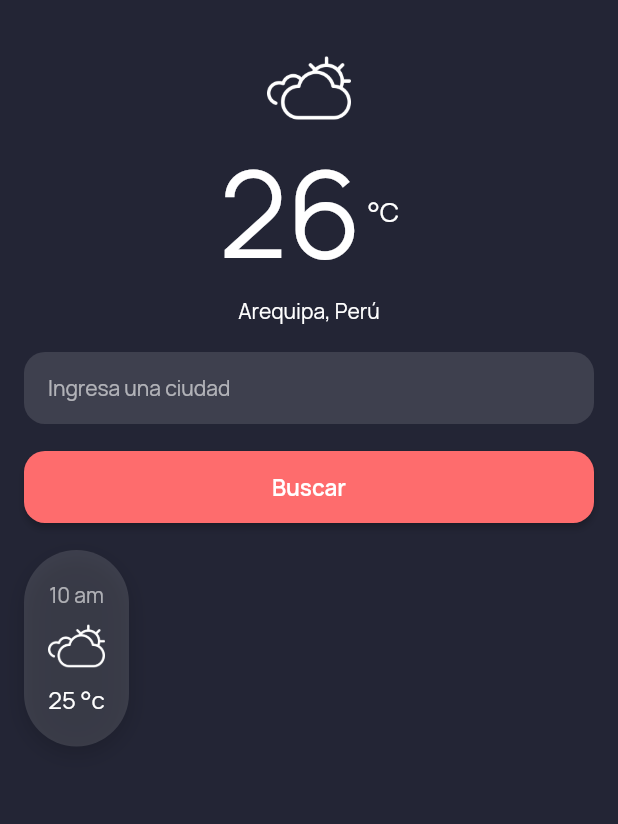
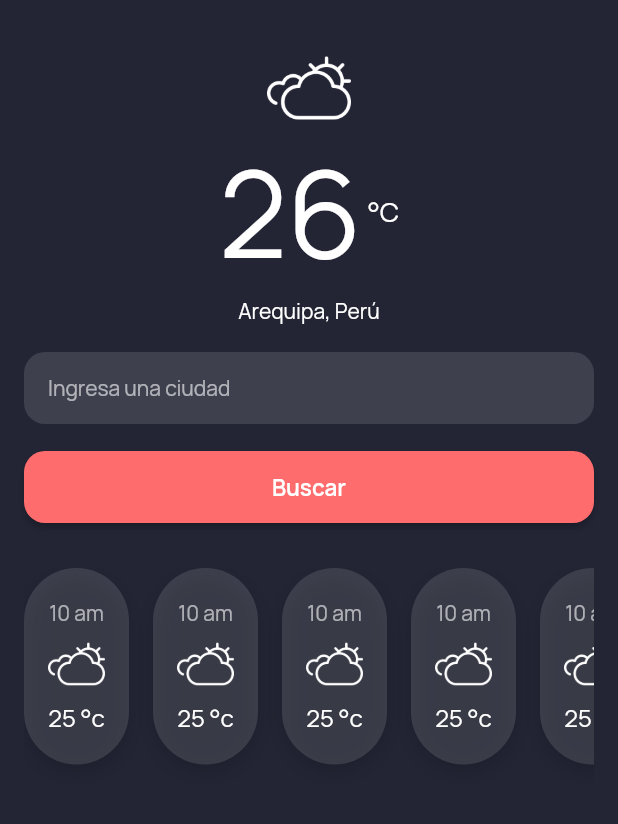
Before and after one commit to ehbarrionuevo/flutter_codigo2_weatherapp, a Flutter app: the screen it shows after launch, on a phone screen of 412 x 824 dp, the part 62-886 px from its top. Run offline on Flutter 3.47's test engine with Material 2 defaults, Android fonts, the phone set to English and light mode, and no system bars; our stand-ins replace google_fonts.

Commit message:
Input ciudad 5

```diff
--- a/lib/pages/home_page.dart
+++ b/lib/pages/home_page.dart
@@ -1,3 +1,4 @@
+import 'package:codigo2_weatherapp/ui/widgets/item_forecast_widget.dart';
 import 'package:flutter/material.dart';
 
 class HomePage extends StatelessWidget {
@@ -121,54 +122,21 @@ class HomePage extends StatelessWidget {
               ),
             ),
             SizedBox(
-              height: 18.0,
+              height: 30.0,
             ),
-            Row(
-              children: [
-                Container(
-                  padding: EdgeInsets.symmetric(vertical: 20.0, horizontal: 16.0),
-                  decoration: BoxDecoration(
-                    color: Colors.white.withOpacity(0.12),
-                    borderRadius: BorderRadius.circular(50.0),
-                    boxShadow: [
-                      BoxShadow(
-                        color: Colors.black.withOpacity(0.16),
-                        offset: const Offset(0, 5),
-                        blurRadius: 12.0
-                      ),
-                    ],
-                  ),
-                  child: Column(
-                    children: [
-                      Text(
-                        "10 am",
-                        style: TextStyle(
-                          color: Colors.white60,
-                          fontSize: 14.0
-                        ),
-                      ),
-                      SizedBox(
-                        height: 6.0,
-                      ),
-                      Image.asset(
-                        'assets/images/dom.png',
-                        height: 38,
-                        color: Colors.white,
-                      ),
-                      SizedBox(
-                        height: 6.0,
-                      ),
-                      Text(
-                        "25 °c",
-                        style: TextStyle(
-                            color: Colors.white,
-                            fontSize: 16.0
-                        ),
-                      ),
-                    ],
-                  ),
-                ),
-              ],
+            SingleChildScrollView(
+              physics: const BouncingScrollPhysics(),
+              scrollDirection: Axis.horizontal,
+              child: Row(
+                children: [
+                  ItemForecastWidget(),
+                  ItemForecastWidget(),
+                  ItemForecastWidget(),
+                  ItemForecastWidget(),
+                  ItemForecastWidget(),
+                  ItemForecastWidget(),
+                ],
+              ),
             ),
           ],
         ),
--- /dev/null
+++ b/lib/ui/widgets/item_forecast_widget.dart
@@ -0,0 +1,55 @@
+
+
+import 'package:flutter/material.dart';
+
+class ItemForecastWidget extends StatelessWidget {
+  const ItemForecastWidget({Key? key}) : super(key: key);
+
+  @override
+  Widget build(BuildContext context) {
+    return Container(
+      margin: const EdgeInsets.only(right: 16.0, bottom: 13.0),
+      padding: const EdgeInsets.symmetric(vertical: 20.0, horizontal: 16.0),
+      decoration: BoxDecoration(
+        color: Colors.white.withOpacity(0.12),
+        borderRadius: BorderRadius.circular(50.0),
+        boxShadow: [
+          BoxShadow(
+              color: Colors.black.withOpacity(0.16),
+              offset: const Offset(0, 5),
+              blurRadius: 12.0
+          ),
+        ],
+      ),
+      child: Column(
+        children: [
+          Text(
+            "10 am",
+            style: TextStyle(
+                color: Colors.white60,
+                fontSize: 14.0
+            ),
+          ),
+          SizedBox(
+            height: 6.0,
+          ),
+          Image.asset(
+            'assets/images/dom.png',
+            height: 38,
+            color: Colors.white,
+          ),
+          SizedBox(
+            height: 6.0,
+          ),
+          Text(
+            "25 °c",
+            style: TextStyle(
+                color: Colors.white,
+                fontSize: 16.0
+            ),
+          ),
+        ],
+      ),
+    );
+  }
+}
```
